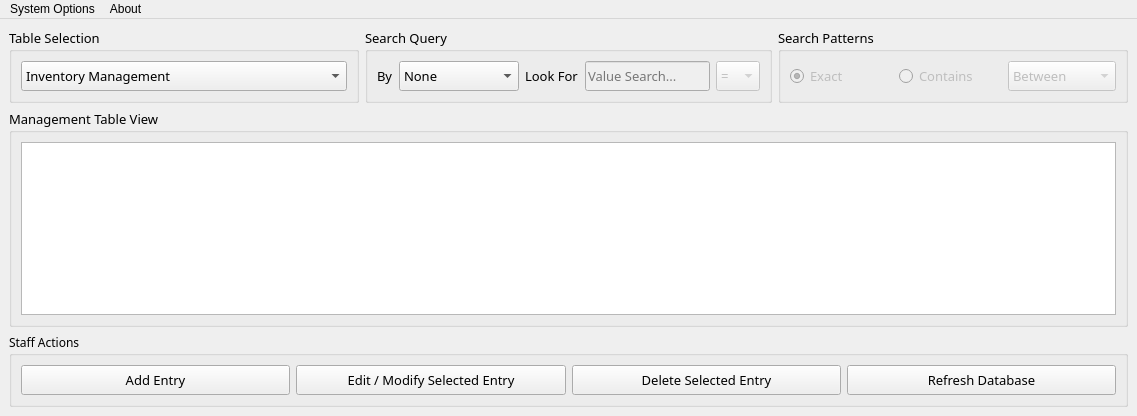
First picture: the form in PyQt5 Backend and FrontEnd Design/Route88_DataViewerCmpnt.ui, repository CodexLink/Route88_HybridBusinessSystem, before the edit.
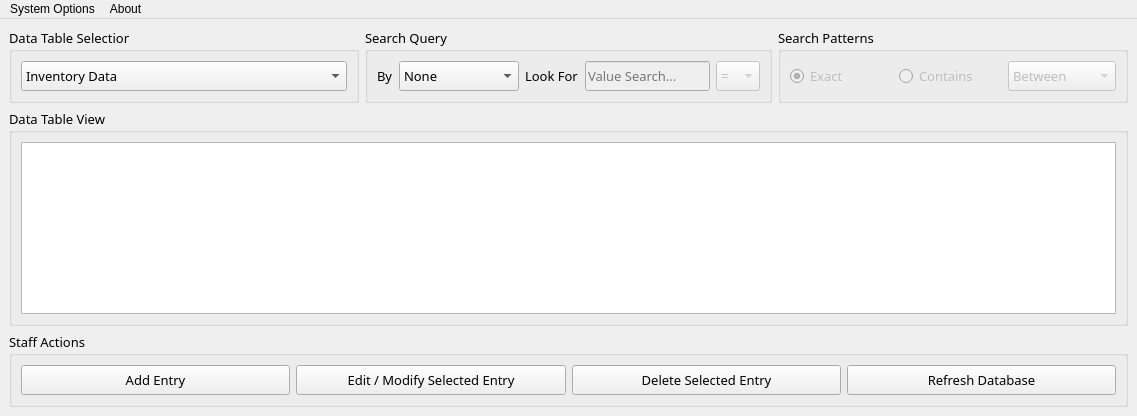
Second picture: the form after the edit. Icons and pictures are not drawn.

Commit message:
[BUG FIX] > Issue #15 Fixed with exec_() for Data Manipulator, UI Update
This commit fixes issue #15. This commit will be referenced as well for the future investigation of the repository. This commit also includes UI Updates.

Diff of the .ui file:
```diff
--- a/PyQt5 Backend and FrontEnd Design/Route88_DataViewerCmpnt.ui
+++ b/PyQt5 Backend and FrontEnd Design/Route88_DataViewerCmpnt.ui
@@ -51,7 +51,7 @@
          </font>
         </property>
         <property name="title">
-         <string>Table Selection</string>
+         <string>Data Table Selection</string>
         </property>
         <layout class="QHBoxLayout" name="horizontalLayout_7">
          <item>
@@ -64,7 +64,7 @@
            </property>
            <item>
             <property name="text">
-             <string>Inventory Management</string>
+             <string>Inventory Data</string>
             </property>
            </item>
            <item>
@@ -443,7 +443,7 @@
        </font>
       </property>
       <property name="title">
-       <string>Management Table View</string>
+       <string>Data Table View</string>
       </property>
       <layout class="QHBoxLayout" name="horizontalLayout">
        <item>
@@ -506,6 +506,7 @@
       <property name="font">
        <font>
         <family>Roboto Mono</family>
+        <pointsize>10</pointsize>
        </font>
       </property>
       <property name="title">
```
Left out of the diff: 12 changed lines with no effect on the pictures. The commit also changes 4 other files.
